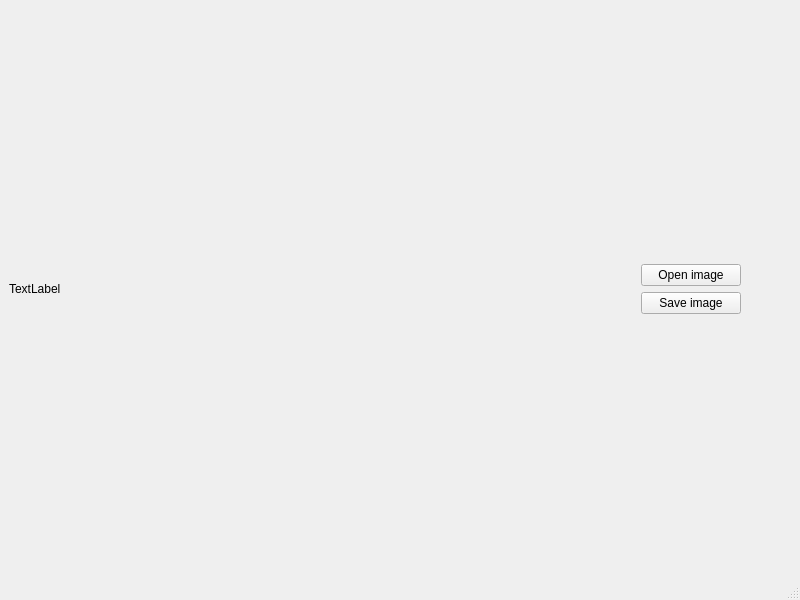
Qt form src/Mirage/Viewer/Viewer.ui (PlathC/Mirage) before a commit.
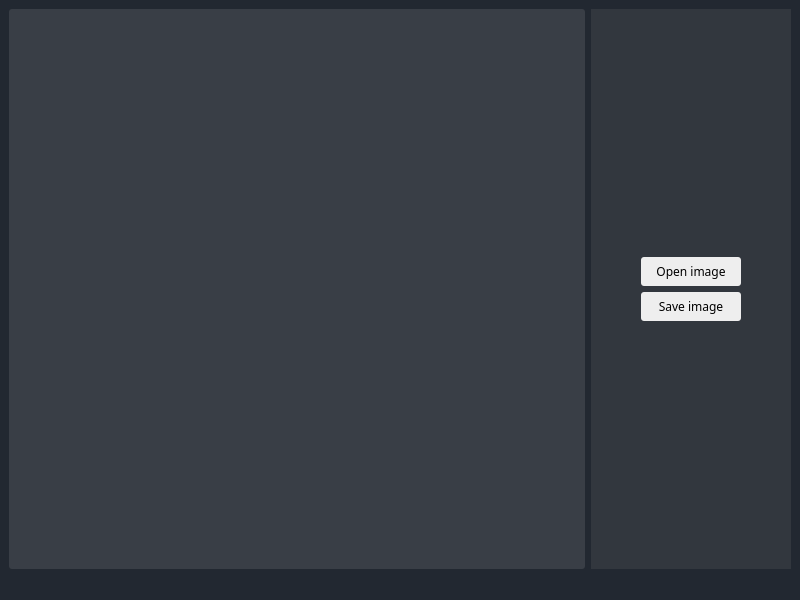
The same form after that commit.

Commit message: Change ui to be more user friendly.

```diff
--- a/src/Mirage/Viewer/Viewer.ui
+++ b/src/Mirage/Viewer/Viewer.ui
@@ -19,6 +19,15 @@
   <property name="windowTitle">
    <string>Mirage Viewer</string>
   </property>
+  <property name="styleSheet">
+   <string notr="true">QWidget {
+	color : #eeeeee;
+	background-color : #222831;
+	font:Sego Ui
+}
+
+</string>
+  </property>
   <widget class="QWidget" name="centralwidget">
    <layout class="QHBoxLayout" name="horizontalLayout">
     <item>
@@ -29,7 +38,7 @@
       <item row="0" column="2">
        <widget class="QWidget" name="widget" native="true">
         <property name="sizePolicy">
-         <sizepolicy hsizetype="Preferred" vsizetype="Preferred">
+         <sizepolicy hsizetype="Minimum" vsizetype="Minimum">
           <horstretch>0</horstretch>
           <verstretch>0</verstretch>
          </sizepolicy>
@@ -46,6 +55,11 @@
           <height>16777215</height>
          </size>
         </property>
+        <property name="styleSheet">
+         <string notr="true">QWidget {
+	background-color:  rgb(50, 55, 62)
+}</string>
+        </property>
         <layout class="QGridLayout" name="gridLayout_3">
          <property name="sizeConstraint">
           <enum>QLayout::SetMinimumSize</enum>
@@ -63,6 +77,17 @@
                <height>16777215</height>
               </size>
              </property>
+             <property name="styleSheet">
+              <string notr="true">QWidget{
+    border-radius: 3px;
+    padding: 6px;
+    min-width: 6em;
+
+	color : black;
+    font: bold 10px &quot;Sego Ui&quot;;
+	background-color: #eeeeee
+}</string>
+             </property>
              <property name="text">
               <string>Open image</string>
              </property>
@@ -70,6 +95,17 @@
            </item>
            <item row="1" column="0">
             <widget class="QPushButton" name="m_pbSave">
+             <property name="styleSheet">
+              <string notr="true">QWidget{
+    border-radius: 3px;
+    padding: 6px;
+    min-width: 6em;
+
+	color : black;
+    font: bold 10px &quot;Sego Ui&quot;;
+	background-color: #eeeeee
+}</string>
+             </property>
              <property name="text">
               <string>Save image</string>
              </property>
@@ -82,8 +118,23 @@
       </item>
       <item row="0" column="1">
        <widget class="QLabel" name="m_lblImage">
+        <property name="sizePolicy">
+         <sizepolicy hsizetype="Minimum" vsizetype="Minimum">
+          <horstretch>0</horstretch>
+          <verstretch>0</verstretch>
+         </sizepolicy>
+        </property>
+        <property name="styleSheet">
+         <string notr="true">QWidget {
+    border-radius: 3px;
+    padding: 6px;
+
+	color : #eeeeee;
+	background-color: #393e46
+}</string>
+        </property>
         <property name="text">
-         <string>TextLabel</string>
+         <string/>
         </property>
        </widget>
       </item>
```
The commit also changes 1 other file.
